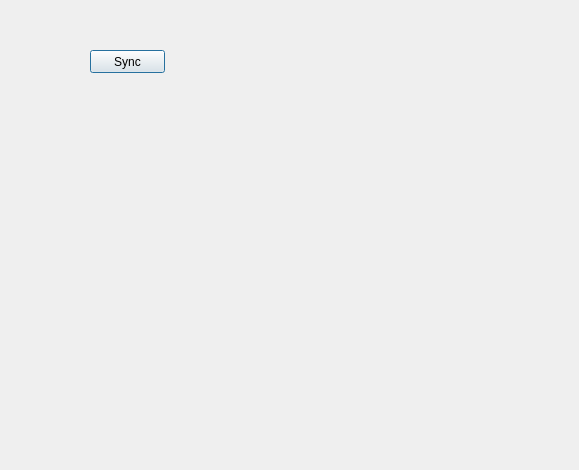
Old version of the form webconnection.ui in the repository nournia/ketabkhaane.
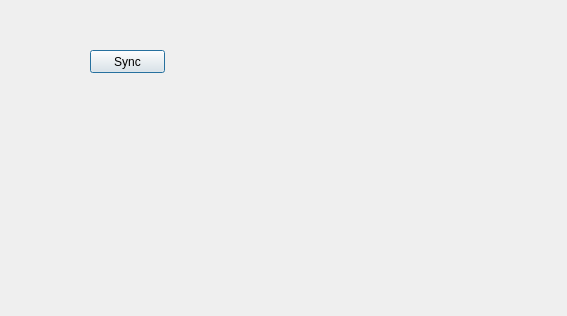
New version of the form.

Diff of the .ui file:
```diff
--- a/webconnection.ui
+++ b/webconnection.ui
@@ -6,8 +6,8 @@
    <rect>
     <x>0</x>
     <y>0</y>
-    <width>579</width>
-    <height>470</height>
+    <width>567</width>
+    <height>316</height>
    </rect>
   </property>
   <property name="layoutDirection">
```
